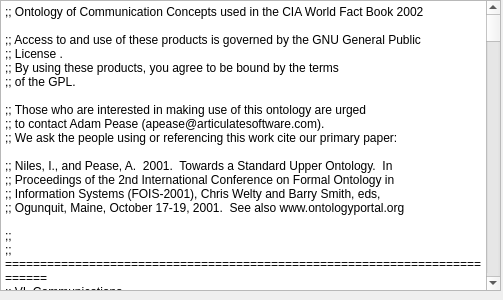
The window that src/ui/Designer/TextEditor.ui (pySUMO/pysumo) describes before a commit, drawn with Qt 5.
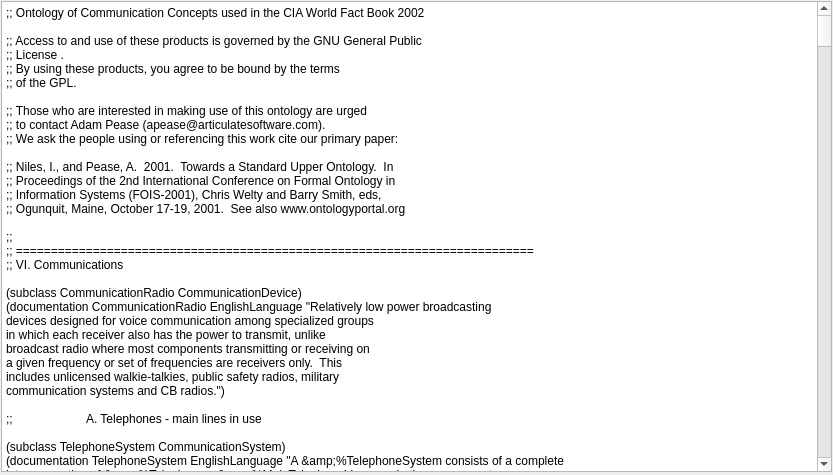
The same window after the commit.

Commit message: ui/*/TextEditor: Add autocomplete functionality and line numbers to TextEditor

```diff
--- a/src/ui/Designer/TextEditor.ui
+++ b/src/ui/Designer/TextEditor.ui
@@ -6,24 +6,33 @@
    <rect>
     <x>0</x>
     <y>0</y>
-    <width>503</width>
-    <height>300</height>
+    <width>833</width>
+    <height>475</height>
    </rect>
   </property>
   <property name="windowTitle">
    <string>Form</string>
   </property>
-  <widget class="QPlainTextEdit" name="plainTextEdit">
+  <widget class="QWidget" name="layoutWidget">
    <property name="geometry">
     <rect>
-     <x>0</x>
-     <y>0</y>
-     <width>501</width>
-     <height>291</height>
+     <x>1</x>
+     <y>1</y>
+     <width>831</width>
+     <height>471</height>
     </rect>
    </property>
-   <property name="plainText">
-    <string>;; Ontology of Communication Concepts used in the CIA World Fact Book 2002
+   <layout class="QHBoxLayout" name="horizontalLayout">
+    <item>
+     <widget class="QPlainTextEdit" name="plainTextEdit">
+      <property name="minimumSize">
+       <size>
+        <width>500</width>
+        <height>0</height>
+       </size>
+      </property>
+      <property name="plainText">
+       <string>;; Ontology of Communication Concepts used in the CIA World Fact Book 2002
 
 ;; Access to and use of these products is governed by the GNU General Public 
 ;; License &lt;http://www.gnu.org/copyleft/gpl.html&gt;. 
@@ -489,7 +498,10 @@
 
 ;; ==========================================================================
 </string>
-   </property>
+      </property>
+     </widget>
+    </item>
+   </layout>
   </widget>
  </widget>
  <resources/>
```
The commit also changes 2 other files.
